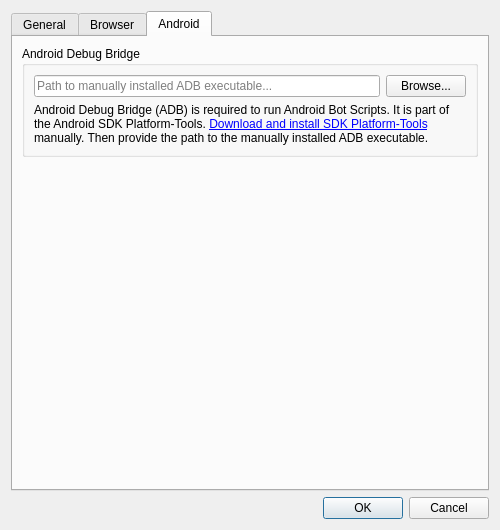
Before: the Qt Designer form botfather/gui/config_dialog.ui in botfatherio/botfather, drawn with Qt 5.
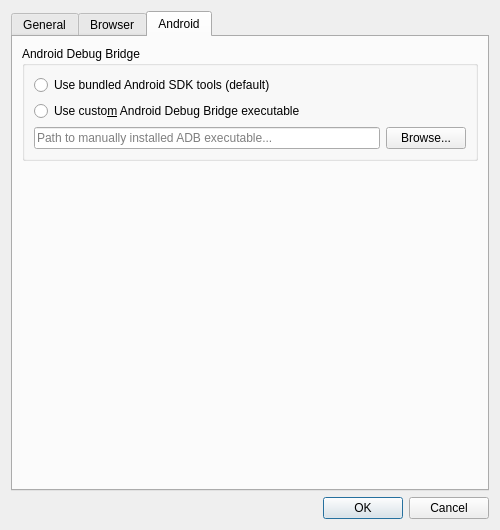
After: the same form once the commit is applied. The open tabs and pages were chosen to show the change. Icons and pictures are not drawn.

Commit message: Add 'use bundled adb' option to the settings

The edit to the form file:
```diff
--- a/botfather/gui/config_dialog.ui
+++ b/botfather/gui/config_dialog.ui
@@ -291,6 +291,20 @@
           <string>Android Debug Bridge</string>
          </property>
          <layout class="QVBoxLayout" name="verticalLayout_6">
+          <item>
+           <widget class="QRadioButton" name="use_bundled_adb">
+            <property name="text">
+             <string>Use bundled Android SDK tools (default)</string>
+            </property>
+           </widget>
+          </item>
+          <item>
+           <widget class="QRadioButton" name="use_custom_adb">
+            <property name="text">
+             <string>Use custo&amp;m Android Debug Bridge executable</string>
+            </property>
+           </widget>
+          </item>
           <item>
            <layout class="QHBoxLayout" name="horizontalLayout_3">
             <item>
@@ -309,19 +323,6 @@
             </item>
            </layout>
           </item>
-          <item>
-           <widget class="QLabel" name="label_3">
-            <property name="text">
-             <string>&lt;html&gt;&lt;head/&gt;&lt;body&gt;&lt;p&gt;Android Debug Bridge (ADB) is required to run Android Bot Scripts. It is part of the Android SDK Platform-Tools. &lt;a href=&quot;https://developer.android.com/studio/releases/platform-tools.html&quot;&gt;&lt;span style=&quot; text-decoration: underline; color:#0000ff;&quot;&gt;Download and install SDK Platform-Tools&lt;/span&gt;&lt;/a&gt; manually. Then provide the path to the manually installed ADB executable.&lt;/p&gt;&lt;/body&gt;&lt;/html&gt;</string>
-            </property>
-            <property name="wordWrap">
-             <bool>true</bool>
-            </property>
-            <property name="openExternalLinks">
-             <bool>true</bool>
-            </property>
-           </widget>
-          </item>
          </layout>
         </widget>
        </item>
```
Left out of the diff: 2 changed lines with no effect on the pictures. The commit also changes 5 other files.
